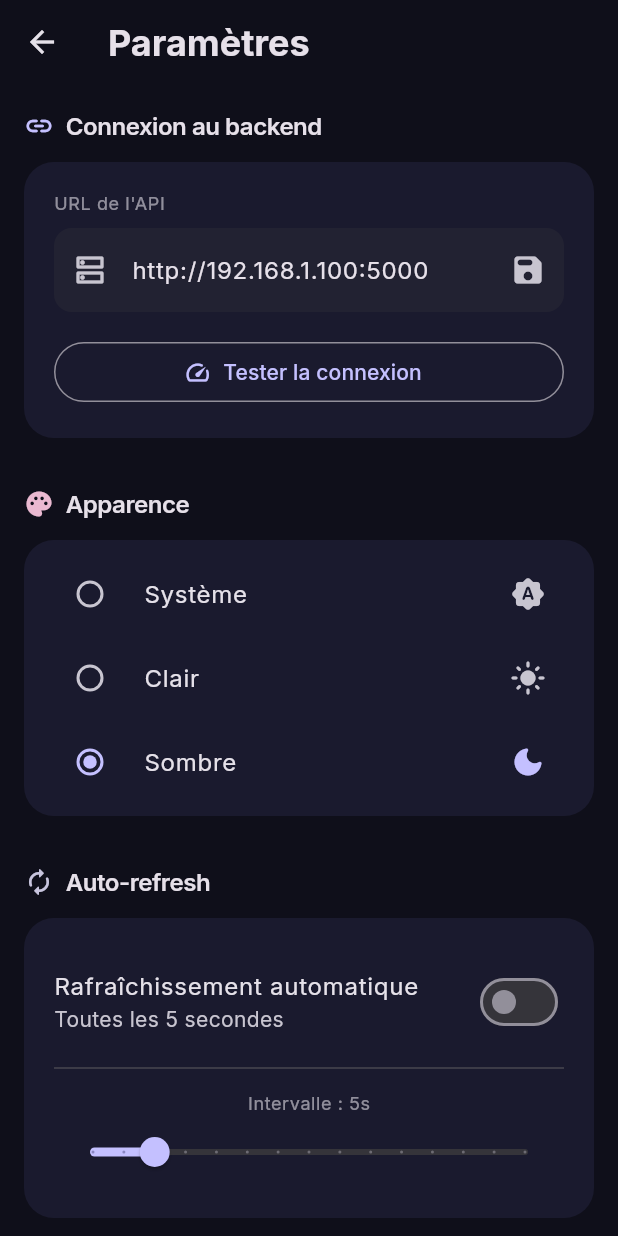
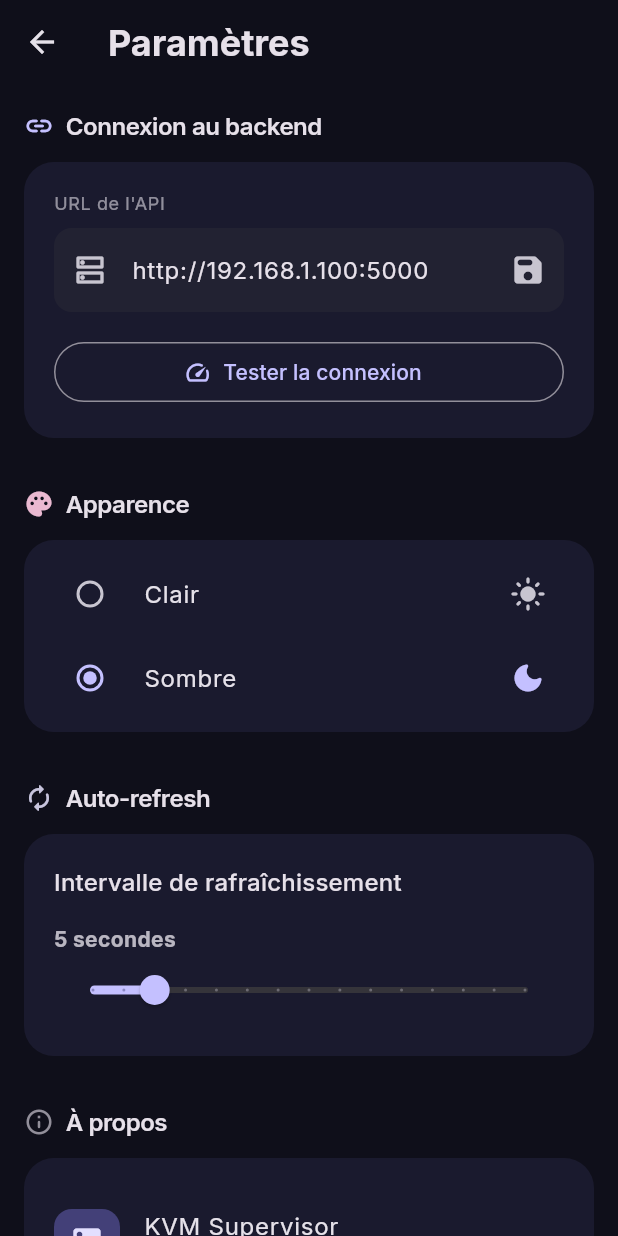
Before and after one commit to kashimohajime/mobile-kvm-hypervisor, a Flutter app: the SettingsScreen screen opened by its route, on a phone screen of 412 x 824 dp. Run offline on Flutter 3.47's test engine with Material 3 defaults, Android fonts, the light colour scheme and no system bars; drawn by our look-alikes of flutter_animate; our stand-ins replace fl_chart, flutter_secure_storage, google_fonts, shared_preferences; accounts and stored records are empty.

Commit message:
various fixes

```diff
--- a/frontend/lib/providers/vm_provider.dart
+++ b/frontend/lib/providers/vm_provider.dart
@@ -253,9 +253,9 @@ class VmProvider extends ChangeNotifier {
   }
 
   /// Redémarre une VM. Retourne le message du serveur.
-  Future<String> restartVm(String name) async {
+  Future<String> restartVm(String name, {bool force = false}) async {
     try {
-      final result = await _apiService.restartVm(name);
+      final result = await _apiService.restartVm(name, force: force);
       await Future.wait([
         fetchVms(silent: true),
         if (_selectedVm?.name == name) fetchVmDetails(name),
--- a/frontend/lib/screens/settings_screen.dart
+++ b/frontend/lib/screens/settings_screen.dart
@@ -280,13 +280,6 @@ class _SettingsScreenState extends State<SettingsScreen> {
       child: Column(
         children: [
           _themeOption(
-            'Système',
-            Icons.brightness_auto_rounded,
-            ThemeMode.system,
-            settings,
-            theme,
-          ),
-          _themeOption(
             'Clair',
             Icons.light_mode_rounded,
             ThemeMode.light,
@@ -344,21 +337,18 @@ class _SettingsScreenState extends State<SettingsScreen> {
         borderRadius: BorderRadius.circular(20),
       ),
       child: Column(
+        crossAxisAlignment: CrossAxisAlignment.start,
         children: [
-          SwitchListTile(
-            title: const Text('Rafraîchissement automatique'),
-            subtitle: Text(
-                'Toutes les ${settings.refreshIntervalSeconds} secondes'),
-            value: settings.autoRefresh,
-            onChanged: (value) => settings.setAutoRefresh(value),
-            contentPadding: EdgeInsets.zero,
+          Text(
+            'Intervalle de rafraîchissement',
+            style: theme.textTheme.titleMedium,
           ),
-          const Divider(),
-          const SizedBox(height: 8),
+          const SizedBox(height: 16),
           Text(
-            'Intervalle : ${settings.refreshIntervalSeconds}s',
-            style: theme.textTheme.bodySmall?.copyWith(
-              color: colorScheme.onSurface.withAlpha(150),
+            '${settings.refreshIntervalSeconds} secondes',
+            style: theme.textTheme.bodyMedium?.copyWith(
+              color: colorScheme.onSurface.withAlpha(200),
+              fontWeight: FontWeight.bold,
             ),
           ),
           Slider(
--- a/frontend/lib/services/api_service.dart
+++ b/frontend/lib/services/api_service.dart
@@ -217,8 +217,10 @@ class ApiService {
   }
 
   /// POST /vm/<name>/restart — Redémarrer une VM.
-  Future<Map<String, dynamic>> restartVm(String name) async {
-    return await _post('/vm/$name/restart') as Map<String, dynamic>;
+  Future<Map<String, dynamic>> restartVm(String name,
+      {bool force = false}) async {
+    return await _post('/vm/$name/restart', body: {'force': force})
+        as Map<String, dynamic>;
   }
 
   /// GET /stats/summary — Statistiques globales.
```
Also changed, not shown: frontend/lib/screens/vm_detail_screen.dart (+32 -12 lines), frontend/lib/screens/vm_list_screen.dart (+10 -0 lines), 2 other files.
